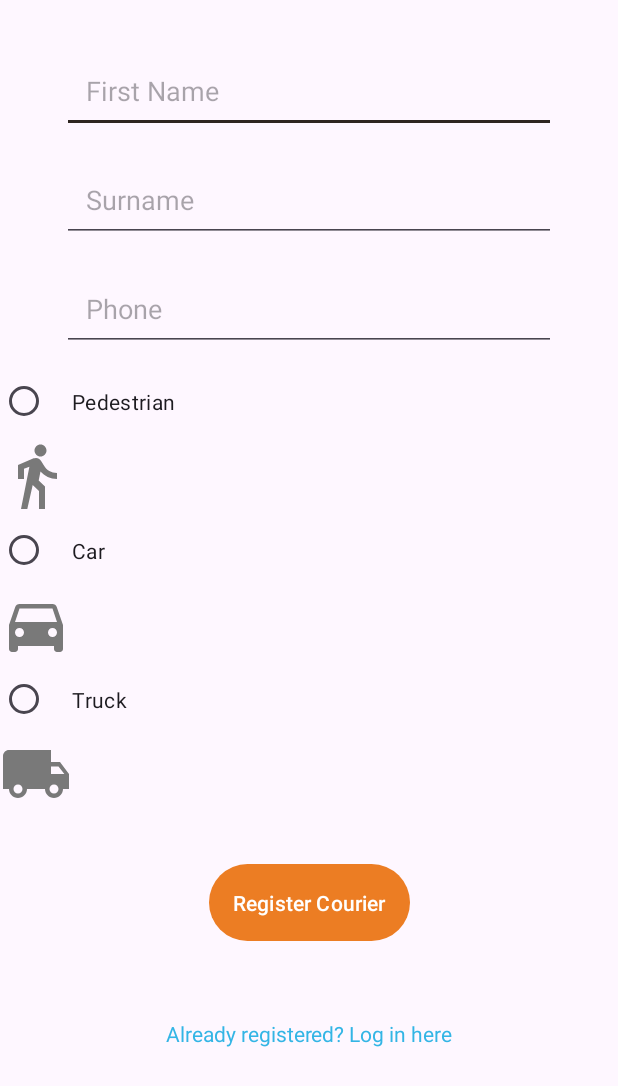
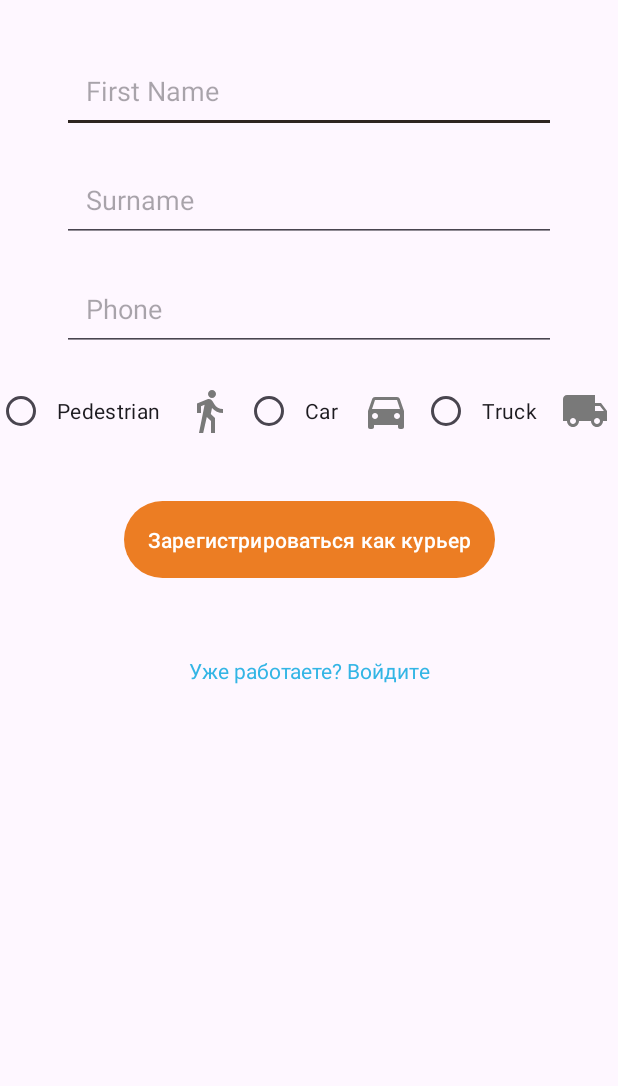
Before and after one commit to Sa1meq/Delivery, an Android app: the MainActivity screen opened directly, with no data from a screen before it, in the side drawer, after a tap on "Войти в курьерский аккаунт", on a phone screen of 412 x 824 dp. Shown: the top 1086 px of the screen. Run offline under Robolectric (Android 15) with nearby library versions, the phone set to English and light mode, and no system bars; our stand-ins replace Firebase (no records; nobody signed in at launch, a user with empty details on screens opened directly); libraries missing offline, so code that uses them is left out: com.yandex.mapkit, com.yandex.runtime; 16 statements that could not run were skipped.

Commit message:
v 2.5 route calculating and orders fixed

```diff
--- a/app/src/main/java/com/example/delivery/CourierOrdersList.java
+++ b/app/src/main/java/com/example/delivery/CourierOrdersList.java
@@ -21,7 +21,6 @@ public class CourierOrdersList extends AppCompatActivity {
     protected void onCreate(Bundle savedInstanceState) {
         super.onCreate(savedInstanceState);
         setContentView(R.layout.activity_courier_orders_list);
-
         recyclerView = findViewById(R.id.recycler_view);
         recyclerView.setLayoutManager(new LinearLayoutManager(this));
 
--- a/app/src/main/java/com/example/delivery/LoginCourier.java
+++ b/app/src/main/java/com/example/delivery/LoginCourier.java
@@ -1,5 +1,6 @@
 package com.example.delivery;
 
+import android.content.Intent;
 import android.os.Bundle;
 import android.text.TextUtils;
 import android.view.View;
@@ -47,7 +48,9 @@ public class LoginCourier extends AppCompatActivity {
             courierRepository.getCourierByPhone(phone).thenAccept(existingCourier -> {
                 if (existingCourier != null) {
                     runOnUiThread(() -> Toast.makeText(LoginCourier.this, "Login successful!", Toast.LENGTH_SHORT).show());
-                    // finish(); // Uncomment if you want to close the login activity
+                    Intent intent = new Intent(LoginCourier.this, CourierProfile.class);
+                    startActivity(intent);
+                    finish();
                 } else {
                     runOnUiThread(() -> Toast.makeText(LoginCourier.this, "Courier not found!", Toast.LENGTH_SHORT).show());
                 }
--- a/app/src/main/java/com/example/delivery/MainActivity.java
+++ b/app/src/main/java/com/example/delivery/MainActivity.java
@@ -201,6 +201,16 @@ public class MainActivity extends AppCompatActivity implements NavigationView.On
         pinCollection.clear();
     }
 
+    private void addStartPlacemark(Point point){
+        PlacemarkMapObject placemark = pinCollection.addPlacemark(point);
+        placemark.setIcon(ImageProvider.fromResource(this, R.drawable.ic_routestart));
+    }
+
+    private void addFinishPlacemark(Point point){
+        PlacemarkMapObject placemark = pinCollection.addPlacemark(point);
+        placemark.setIcon(ImageProvider.fromResource(this, R.drawable.ic_routefinish));
+    }
+
     private void addPlacemark(Point point) {
 
         PlacemarkMapObject placemark = pinCollection.addPlacemark(point);
@@ -215,8 +225,8 @@ public class MainActivity extends AppCompatActivity implements NavigationView.On
             double latitude = userLocation.getLatitude();
             double longitude = userLocation.getLongitude();
             BoundingBox boundingBox = new BoundingBox(
-                    new Point(latitude + 0.1, longitude + 0.1),  // Северо-Западный угол
-                    new Point(latitude - 0.1, longitude - 0.1)   // Южно-Восточный угол
+                    new Point(latitude + 0.1, longitude + 0.1),
+                    new Point(latitude - 0.1, longitude - 0.1)
             );
 
             suggestSession = searchManager.createSuggestSession();
@@ -247,7 +257,7 @@ public class MainActivity extends AppCompatActivity implements NavigationView.On
 
         searchManager.submit(
                 address,
-                Geometry.fromPoint(new Point(53.9, 27.56667)), // Минск
+                Geometry.fromPoint(new Point(53.9, 27.56667)),
                 searchOptions,
                 new Session.SearchListener() {
                     @Override
@@ -267,6 +277,7 @@ public class MainActivity extends AppCompatActivity implements NavigationView.On
                                             routePoints.add(point);
                                         }
                                         Log.d("RoutePoints", "Точка старта добавлена: " + point);
+                                        addStartPlacemark(point);
                                     } else {
                                         if (routePoints.size() > 1) {
                                             routePoints.set(1, point);
@@ -274,7 +285,7 @@ public class MainActivity extends AppCompatActivity implements NavigationView.On
                                             routePoints.add(point);
                                         }
                                         Log.d("RoutePoints", "Точка конца добавлена: " + point);
-                                        addPlacemark(point);
+                                        addFinishPlacemark(point);
                                     }
                                 } else {
                                     Toast.makeText(MainActivity.this, "Не удалось получить координаты", Toast.LENGTH_SHORT).show();
@@ -309,10 +320,12 @@ public class MainActivity extends AppCompatActivity implements NavigationView.On
     }
 
     private void requestRoute() {
-        if (isRequestInProgress) return; // Предотвращаем повторные запросы
+        if (isRequestInProgress) {
+            Log.d("RouteRequest", "Запрос маршрута уже выполняется.");
+            return;
+        }
         isRequestInProgress = true;
 
-        // Проверяем, достаточно ли точек для запроса маршрута
         if (routePoints.size() < 2) {
             Toast.makeText(MainActivity.this, "Выберите минимум две точки", Toast.LENGTH_SHORT).show();
             return;
@@ -325,7 +338,6 @@ public class MainActivity extends AppCompatActivity implements NavigationView.On
         requestPoints.add(new RequestPoint(routePoints.get(0), RequestPointType.WAYPOINT, "", ""));
         requestPoints.add(new RequestPoint(routePoints.get(1), RequestPointType.WAYPOINT, "", ""));
 
-        // Запрос маршрута
         DrivingSession drivingSession = drivingRouter.requestRoutes(
                 requestPoints,
                 drivingOptions,
@@ -336,15 +348,14 @@ public class MainActivity extends AppCompatActivity implements NavigationView.On
                         if (!routes.isEmpty()) {
                             mapObjects.addPolyline(routes.get(0).getGeometry());
                             DrivingRoute route = routes.get(0);
-                            Log.d("Route", "Маршрут успешно построен: " + route.getGeometry());
 
-                            // Проверяем наличие текущего местоположения и точек маршрута
+
                             if (userLocation != null && routePoints.size() >= 2) {
                                 float distanceToEndPoint = distanceBetweenPointsOnRoute(route, routePoints.get(0), routePoints.get(1));
-                                Log.d("Distance", "Расстояние между текущим местоположением и конечной точкой: " + distanceToEndPoint);
+
 
                                 float timeToEndPoint = timeTravelToPoint(route, routePoints.get(1));
-                                Log.d("TravelTime", "Время в пути до конечной точки: " + timeToEndPoint);
+
 
                                 RouteOrder routeOrder = new RouteOrder();
                                 routeOrder.orderId = UUID.randomUUID().toString();
@@ -355,19 +366,16 @@ public class MainActivity extends AppCompatActivity implements NavigationView.On
                                 routeOrder.totalDistance = distanceToEndPoint;
                                 routeOrder.travelTime = (long) timeToEndPoint;
 
-                                // Сохраняем маршрут в базе данных
                                 routeOrderRepository.saveRouteOrder(routeOrder)
                                         .thenAccept(aVoid -> {
-                                            // Успешное сохранение
                                             Toast.makeText(MainActivity.this, "Маршрут успешно сохранён", Toast.LENGTH_SHORT).show();
                                         })
                                         .exceptionally(e -> {
-                                            // Ошибка сохранения
                                             Toast.makeText(MainActivity.this, "Ошибка: " + e.getMessage(), Toast.LENGTH_SHORT).show();
                                             return null;
                                         });
                             } else {
-                                Log.e("Route", "Текущая позиция или точки маршрута отсутствуют");
+
                             }
                         } else {
                             Toast.makeText(MainActivity.this, "Маршрут не найден", Toast.LENGTH_SHORT).show();
@@ -385,38 +393,40 @@ public class MainActivity extends AppCompatActivity implements NavigationView.On
     private float distanceBetweenPointsOnRoute(DrivingRoute route, Point first, Point second) {
         PolylineIndex polylineIndex = PolylineUtils.createPolylineIndex(route.getGeometry());
         if (polylineIndex == null) {
-            Log.e("Distance", "PolylineIndex is null");
+
             return 0;
         }
 
-        PolylinePosition firstPosition = polylineIndex.closestPolylinePosition(first, PolylineIndex.Priority.CLOSEST_TO_RAW_POINT, 1.0);
-        PolylinePosition secondPosition = polylineIndex.closestPolylinePosition(second, PolylineIndex.Priority.CLOSEST_TO_RAW_POINT, 1.0);
+        PolylinePosition firstPosition = polylineIndex.closestPolylinePosition(first, PolylineIndex.Priority.CLOSEST_TO_START, 1000.0);
+        PolylinePosition secondPosition = polylineIndex.closestPolylinePosition(second, PolylineIndex.Priority.CLOSEST_TO_RAW_POINT, 1000.0);
 
-        Log.d("Distance", "First position: " + firstPosition + ", Second position: " + secondPosition);
+
 
         if (firstPosition == null || secondPosition == null) {
-            Log.e("Distance", "One of the positions is null. First: " + firstPosition + ", Second: " + secondPosition);
+
             return 0;
         }
 
         return (float) PolylineUtils.distanceBetweenPolylinePositions(route.getGeometry(), firstPosition, secondPosition);
     }
 
-
-
-
     private float timeTravelToPoint(DrivingRoute route, Point targetPoint) {
         RoutePosition currentPosition = route.getRoutePosition();
+        if (currentPosition == null) {
 
-        if (currentPosition == null) {
-            Log.e("TravelTime", "Текущее положение маршрута является null");
-            return 0; // или выбросьте исключение
+            return 0;
         }
 
         float distance = distanceBetweenPointsOnRoute(route, currentPosition.getPoint(), targetPoint);
-        RoutePosition targetPosition = currentPosition.advance(distance);
-        return (float) (targetPosition.timeToFinish() - currentPosition.timeToFinish());
+        if (distance > 0) {
+            RoutePosition targetPosition = currentPosition.advance(distance);
+            return (float) (currentPosition.timeToFinish() - targetPosition.timeToFinish());
+        } else {
+
+            return 0;
+        }
     }
+
 
 
     private void startLocationUpdates() {
@@ -446,7 +456,6 @@ public class MainActivity extends AppCompatActivity implements NavigationView.On
 
     private void requestUserLocation() {
         if (locationManager == null) {
-            Log.e("MainActivity", "LocationManager is null!");
             return;
         }
 
@@ -460,10 +469,9 @@ public class MainActivity extends AppCompatActivity implements NavigationView.On
     @Override
     public void onLocationUpdated(@NonNull com.yandex.mapkit.location.Location location) {
         userLocation = new Point(location.getPosition().getLatitude(), location.getPosition().getLongitude());
-        Log.d("MainActivity", "User location: " + userLocation);
 
         if (isFirstLocationUpdate) {
-            mapView.getMap().move(new CameraPosition(userLocation, 14.0f, 0.0f, 0.0f));
+            mapView.getMap().move(new CameraPosition(userLocation, 20.0f, 0.0f, 0.0f));
             isFirstLocationUpdate = false;
 
             userPlacemark = pinCollection.addPlacemark(userLocation);
--- a/app/src/main/java/com/example/delivery/RegisterCourier.java
+++ b/app/src/main/java/com/example/delivery/RegisterCourier.java
@@ -3,11 +3,9 @@ package com.example.delivery;
 import android.content.Intent;
 import android.os.Bundle;
 import android.text.TextUtils;
-import android.view.View;
 import android.widget.Button;
 import android.widget.EditText;
-import android.widget.RadioButton;
-import android.widget.RadioGroup;
+import android.widget.TextView;
 import android.widget.Toast;
 
 import androidx.appcompat.app.AppCompatActivity;
@@ -23,9 +21,10 @@ public class RegisterCourier extends AppCompatActivity {
     private EditText firstNameEditText;
     private EditText surNameEditText;
     private EditText phoneEditText;
-    private RadioGroup radioGroupCourierType;
     private Button registerButton;
+    private TextView textViewLogin;
 
+    private String typeOfCourier = null;
     private CourierRepository courierRepository;
 
     @Override
@@ -36,16 +35,20 @@ public class RegisterCourier extends AppCompatActivity {
         firstNameEditText = findViewById(R.id.editTextFirstName);
         surNameEditText = findViewById(R.id.editTextSurName);
         phoneEditText = findViewById(R.id.editTextPhone);
-        radioGroupCourierType = findViewById(R.id.radioGroupCourierType);
         registerButton = findViewById(R.id.registerButton);
+        textViewLogin = findViewById(R.id.textViewLogin);
 
         courierRepository = new CourierRepository(FirebaseFirestore.getInstance());
 
-        registerButton.setOnClickListener(new View.OnClickListener() {
-            @Override
-            public void onClick(View v) {
-                registerCourier();
-            }
+        findViewById(R.id.radioButtonPedestrian).setOnClickListener(view -> typeOfCourier = "Pedestrian");
+        findViewById(R.id.radioButtonCar).setOnClickListener(view -> typeOfCourier = "Car");
+        findViewById(R.id.radioButtonTruck).setOnClickListener(view -> typeOfCourier = "Truck");
+
+        registerButton.setOnClickListener(v -> registerCourier());
+
+        textViewLogin.setOnClickListener(v -> {
+            Intent intent = new Intent(RegisterCourier.this, LoginCourier.class);
+            startActivity(intent);
         });
     }
 
@@ -53,13 +56,16 @@ public class RegisterCourier extends AppCompatActivity {
         String firstName = firstNameEditText.getText().toString().trim();
         String surName = surNameEditText.getText().toString().trim();
         String phone = phoneEditText.getText().toString().trim();
-        String typeOfCourier = getSelectedCourierType();
 
         if (validateInputs(firstName, surName, phone, typeOfCourier)) {
             FirebaseAuth auth = FirebaseAuth.getInstance();
-            String userId = auth.getCurrentUser().getUid();
+            FirebaseUser currentUser = auth.getCurrentUser();
+
+            if (currentUser != null) {
+                String userId = currentUser.getUid();
                 Courier courier = new Courier(userId, firstName, surName, phone, typeOfCourier, "0.00", "0");
-            courierRepository.addCourier(courier).thenAccept(aVoid -> {
+
+                courierRepository.addCourier(courier, userId).thenAccept(aVoid -> {
                     Toast.makeText(RegisterCourier.this, "Курьер успешно зарегистрирован!", Toast.LENGTH_SHORT).show();
                     Intent intent = new Intent(RegisterCourier.this, CourierProfile.class);
                     startActivity(intent);
@@ -68,13 +74,10 @@ public class RegisterCourier extends AppCompatActivity {
                     Toast.makeText(RegisterCourier.this, "Ошибка: " + e.getMessage(), Toast.LENGTH_SHORT).show();
                     return null;
                 });
+            } else {
+                Toast.makeText(this, "Ошибка аутентификации", Toast.LENGTH_SHORT).show();
             }
         }
-
-    private String getSelectedCourierType() {
-        int selectedId = radioGroupCourierType.getCheckedRadioButtonId();
-        RadioButton selectedRadioButton = findViewById(selectedId);
-        return selectedRadioButton != null ? selectedRadioButton.getText().toString() : null;
     }
 
     private boolean validateInputs(String firstName, String surName, String phone, String typeOfCourier) {
--- a/app/src/main/java/com/example/delivery/model/Courier.java
+++ b/app/src/main/java/com/example/delivery/model/Courier.java
@@ -9,7 +9,7 @@ public class Courier {
     public String rating;
     public String countOfDayDeliveres;
 
-    public Courier(String firstName, String surName, String phone, String typeOfCourier, String rating, String countOfDayDeliveres) {
+    public Courier() {
     }
 
 
--- a/app/src/main/java/com/example/delivery/repository/RouteOrderRepository.java
+++ b/app/src/main/java/com/example/delivery/repository/RouteOrderRepository.java
@@ -1,5 +1,7 @@
 package com.example.delivery.repository;
 
+
+import android.util.Log;
 
 import java.util.List;
 import java.util.concurrent.CompletableFuture;
@@ -47,12 +49,14 @@ public class RouteOrderRepository {
         CompletableFuture<List<RouteOrder>> future = new CompletableFuture<>();
         Query query = firestore.collection("routeOrders")
                 .whereEqualTo("isAccepted", false)
-                .whereEqualTo("courierId", courierId);
+                .whereEqualTo("courierId", null);
 
         query.get().addOnSuccessListener(queryDocumentSnapshots -> {
             List<RouteOrder> routeOrders = queryDocumentSnapshots.toObjects(RouteOrder.class);
+            Log.d("Firestore", "Получено заказов: " + routeOrders.size());
             future.complete(routeOrders);
         }).addOnFailureListener(future::completeExceptionally);
         return future;
     }
+
 }
--- a/app/src/main/res/layout/activity_register_courier.xml
+++ b/app/src/main/res/layout/activity_register_courier.xml
@@ -46,61 +46,67 @@
         android:layout_marginTop="16dp"/>
 
 
-    <RadioGroup
+    <LinearLayout
         android:id="@+id/radioGroupCourierType"
         android:layout_width="0dp"
         android:layout_height="wrap_content"
+        android:orientation="horizontal"
+        android:gravity="center"
         app:layout_constraintTop_toBottomOf="@id/editTextPhone"
         app:layout_constraintStart_toStartOf="parent"
         app:layout_constraintEnd_toEndOf="parent"
-        android:layout_marginTop="8dp">
+        android:layout_marginTop="16dp">
 
         <RadioButton
             android:id="@+id/radioButtonPedestrian"
             android:layout_width="wrap_content"
             android:layout_height="wrap_content"
             android:text="Pedestrian"
-            android:padding="16dp"/>
+            android:padding="8dp"/>
 
         <ImageView
             android:layout_width="48dp"
             android:layout_height="48dp"
             android:src="@drawable/walkertype"
-            android:contentDescription="@string/courier_type_pedestrian"/>
+            android:contentDescription="@string/courier_type_pedestrian"
+            android:padding="8dp"/>
 
         <RadioButton
             android:id="@+id/radioButtonCar"
             android:layout_width="wrap_content"
             android:layout_height="wrap_content"
             android:text="Car"
-            android:padding="16dp"/>
+            android:padding="8dp"/>
 
         <ImageView
             android:layout_width="48dp"
             android:layout_height="48dp"
             android:src="@drawable/cartype"
-        android:contentDescription="@string/courier_type_car"/>
+            android:contentDescription="@string/courier_type_car"
+            android:padding="8dp"/>
 
         <RadioButton
             android:id="@+id/radioButtonTruck"
             android:layout_width="wrap_content"
             android:layout_height="wrap_content"
             android:text="Truck"
-            android:padding="16dp"/>
+            android:padding="8dp"/>
 
         <ImageView
             android:layout_width="48dp"
             android:layout_height="48dp"
             android:src="@drawable/trucktype"
-            android:contentDescription="@string/courier_type_truck"/>
+            android:contentDescription="@string/courier_type_truck"
+            android:padding="8dp"/>
 
-    </RadioGroup>
+    </LinearLayout>
+
 
     <Button
         android:id="@+id/registerButton"
         android:layout_width="wrap_content"
         android:layout_height="wrap_content"
-        android:text="Register Courier"
+        android:text="Зарегистрироваться как курьер"
         app:layout_constraintTop_toBottomOf="@id/radioGroupCourierType"
         app:layout_constraintStart_toStartOf="parent"
         app:layout_constraintEnd_toEndOf="parent"
@@ -111,7 +117,7 @@
         android:id="@+id/textViewLogin"
         android:layout_width="wrap_content"
         android:layout_height="wrap_content"
-        android:text="Already registered? Log in here"
+        android:text="Уже работаете? Войдите"
         android:textColor="@android:color/holo_blue_light"
         android:padding="16dp"
         android:layout_marginTop="32dp"
```
Also changed, not shown: app/src/main/java/com/example/delivery/adapter/OrdersAdapter.java (+5 -3 lines), app/src/main/java/com/example/delivery/model/RouteOrder.java (+7 -6 lines), app/src/main/java/com/example/delivery/repository/CourierRepository.java (+4 -4 lines), app/src/main/res/drawable/ic_routefinish.png (added), app/src/main/res/drawable/ic_routestart.png (added). Lines whose indentation alone changed are shown as unchanged.
